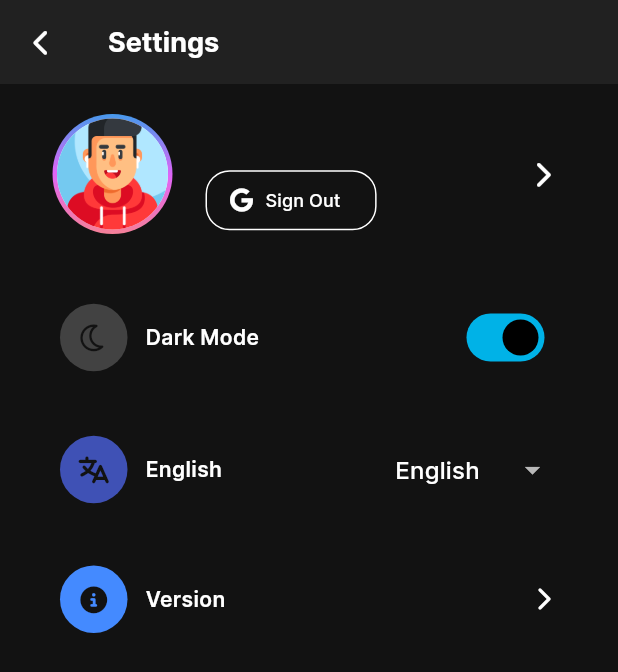
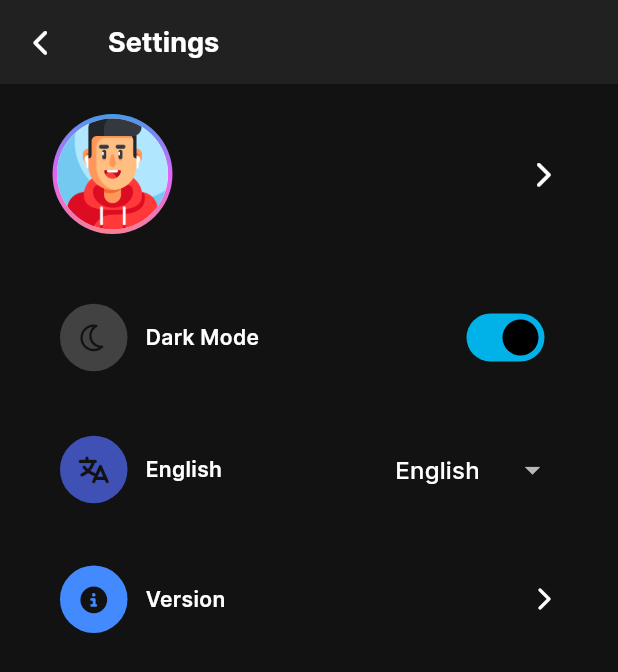
Before and after one commit to NguyenMinhDuc163/GenZ-Money-Mate, a Flutter app: the SettingsView screen opened by its route, on a phone screen of 412 x 824 dp. Shown: the top 672 px of the screen. Run offline on Flutter 3.47's test engine with Material 3 defaults, Android fonts, the phone set to English and light mode, and no system bars; our stand-ins replace bloc, cached_network_image, cloud_firestore, device_preview, easy_localization, firebase_auth and 14 more; missing offline and left inert: pattern_formatter; accounts and stored records are empty; network calls fail.

Commit message:
chore: update auth profile and increment version number

```diff
--- a/lib/features/settings/view/widgets/auth_profile.dart
+++ b/lib/features/settings/view/widgets/auth_profile.dart
@@ -70,10 +70,11 @@ class _AuthProfileState extends State<AuthProfile> {
     required User user,
   }) {
     return InkWell(
-      onTap:
-          authStatus == AuthStatus.authenticated
-              ? () => context.pushNamed(RoutesName.profile, arguments: user)
-              : null, // Perform Sign-in action
+      // onTap:
+      //     authStatus == AuthStatus.authenticated
+      //         ? () => context.pushNamed(RoutesName.profile, arguments: user)
+      //         : null, // Perform Sign-in action
+      onTap: null,
       child: Row(
         children: [
           Container(
@@ -110,32 +111,32 @@ class _AuthProfileState extends State<AuthProfile> {
               const SizedBox(height: 5),
               Text(user.fullName, style: AppTextStyle.title),
               const SizedBox(height: 5),
-              OutlinedButton.icon(
-                icon: const FaIcon(FontAwesomeIcons.google, size: 16),
-                label: Text(
-                  authStatus == AuthStatus.authenticated
-                      ? 'setting.sign_out'.tr()
-                      : 'setting.sign_in'.tr(),
-                  style: AppTextStyle.caption,
-                ),
-                onPressed:
-                    authStatus == AuthStatus.authenticated
-                        ? () {
-                          // Perform Sign-out action
-                          context.read<AuthCubit>().signOut();
-                        }
-                        : () {
-                          // Perform Sign-in action
-                          context.read<AuthCubit>().signInWithGoogle();
-                        },
-                style: OutlinedButton.styleFrom(
-                  foregroundColor: context.colorScheme.onSurface,
-                  side: BorderSide(color: context.colorScheme.onSurface),
-                  shape: RoundedRectangleBorder(
-                    borderRadius: BorderRadius.circular(16),
-                  ),
-                ),
-              ),
+              // OutlinedButton.icon(
+              //   icon: const FaIcon(FontAwesomeIcons.google, size: 16),
+              //   label: Text(
+              //     authStatus == AuthStatus.authenticated
+              //         ? 'setting.sign_out'.tr()
+              //         : 'setting.sign_in'.tr(),
+              //     style: AppTextStyle.caption,
+              //   ),
+              //   onPressed:
+              //       authStatus == AuthStatus.authenticated
+              //           ? () {
+              //             // Perform Sign-out action
+              //             context.read<AuthCubit>().signOut();
+              //           }
+              //           : () {
+              //             // Perform Sign-in action
+              //             context.read<AuthCubit>().signInWithGoogle();
+              //           },
+              //   style: OutlinedButton.styleFrom(
+              //     foregroundColor: context.colorScheme.onSurface,
+              //     side: BorderSide(color: context.colorScheme.onSurface),
+              //     shape: RoundedRectangleBorder(
+              //       borderRadius: BorderRadius.circular(16),
+              //     ),
+              //   ),
+              // ),
             ],
           ),
           if (authStatus == AuthStatus.authenticated) ...[
--- a/pubspec.yaml
+++ b/pubspec.yaml
@@ -16,7 +16,7 @@ publish_to: 'none' # Remove this line if you wish to publish to pub.dev
 # https://developer.apple.com/library/archive/documentation/General/Reference/InfoPlistKeyReference/Articles/CoreFoundationKeys.html
 # In Windows, build-name is used as the major, minor, and patch parts
 # of the product and file versions while build-number is used as the build suffix.
-version: 1.0.0+23
+version: 1.0.0+26
 environment:
   sdk: ^3.7.0
 
```
